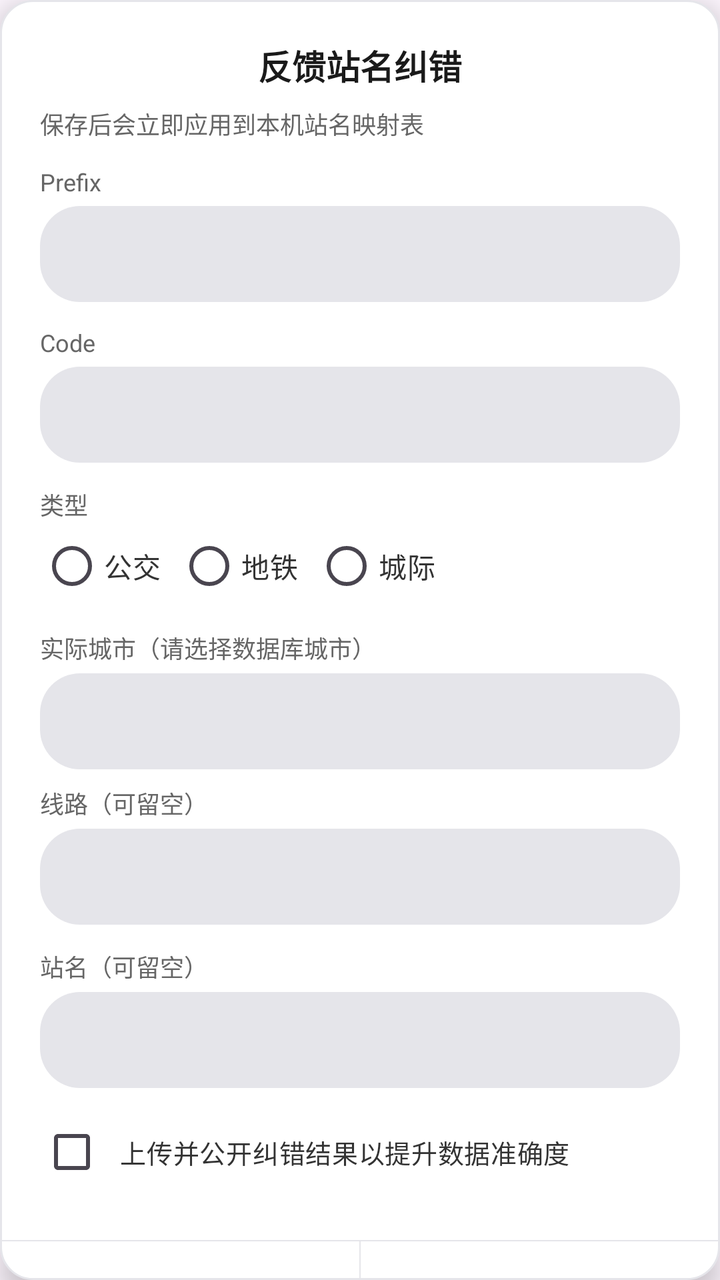
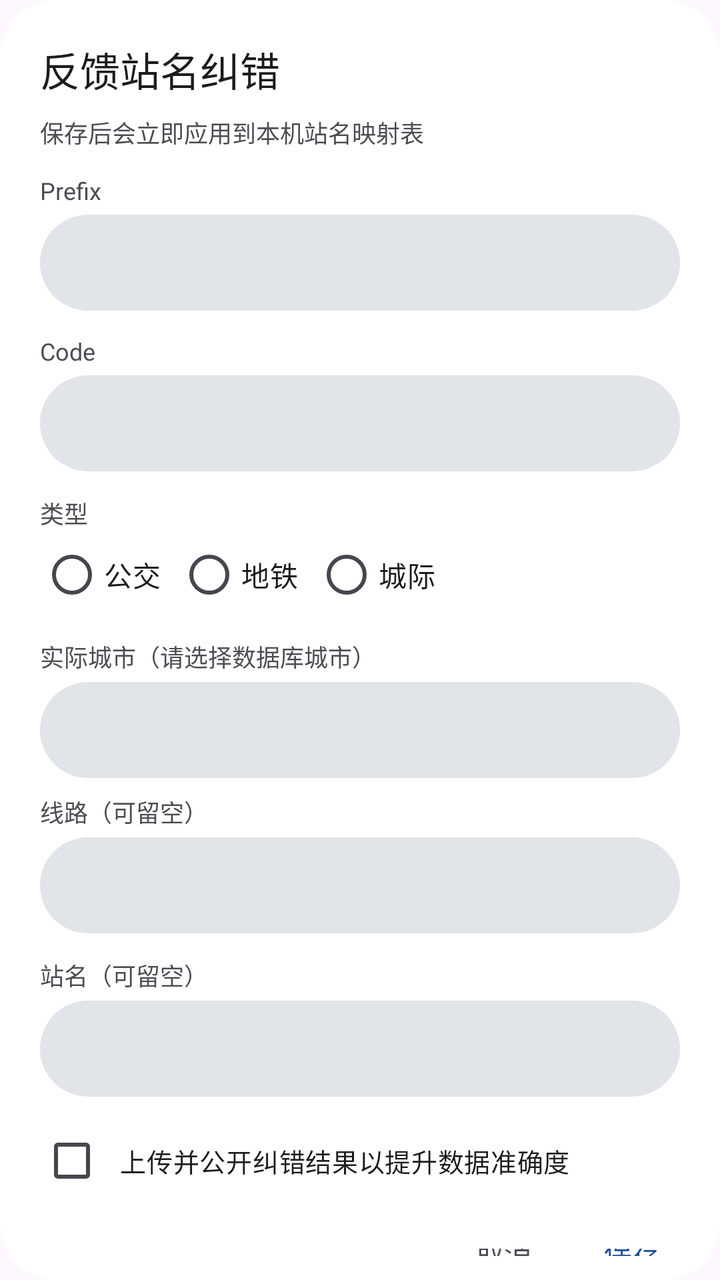

An Android layout rendered at two revisions. The XML below is the earlier revision; the diff shows what the commit changed to produce the second picture.
<!-- AndroidManifest.xml: application theme Theme.TransitU -->
<!-- res/layout/dialog_feedback.xml -->
<?xml version="1.0" encoding="utf-8"?>
<LinearLayout xmlns:android="http://schemas.android.com/apk/res/android"
    android:layout_width="320dp"
    android:layout_height="wrap_content"
    android:orientation="vertical"
    android:background="@drawable/bg_content_card"
    android:elevation="8dp">

    <ScrollView
        android:id="@+id/feedbackScroll"
        android:layout_width="match_parent"
        android:layout_height="wrap_content"
        android:fillViewport="false"
        android:padding="20dp">

        <LinearLayout
            android:layout_width="match_parent"
            android:layout_height="wrap_content"
            android:orientation="vertical">

            <TextView
                android:id="@+id/feedbackTitle"
                android:layout_width="match_parent"
                android:layout_height="wrap_content"
                android:gravity="center"
                android:text="反馈站名纠错"
                android:textColor="#1A1A1A"
                android:textSize="17sp"
                android:textStyle="bold" />

            <TextView
                android:layout_width="match_parent"
                android:layout_height="wrap_content"
                android:layout_marginTop="8dp"
                android:text="保存后会立即应用到本机站名映射表"
                android:textColor="#666666"
                android:textSize="12sp" />

            <TextView
                android:layout_width="match_parent"
                android:layout_height="wrap_content"
                android:layout_marginTop="12dp"
                android:text="Prefix"
                android:textColor="#666666"
                android:textSize="12sp" />

            <EditText
                android:id="@+id/feedbackPrefix"
                android:layout_width="match_parent"
                android:layout_height="48dp"
                android:layout_marginTop="4dp"
                android:background="@drawable/bg_chip_default"
                android:inputType="text"
                android:paddingStart="12dp"
                android:paddingEnd="12dp"
                android:singleLine="true"
                android:textColor="#1A1A1A"
                android:textSize="15sp" />

            <TextView
                android:layout_width="match_parent"
                android:layout_height="wrap_content"
                android:layout_marginTop="12dp"
                android:text="Code"
                android:textColor="#666666"
                android:textSize="12sp" />

            <EditText
                android:id="@+id/feedbackCode"
                android:layout_width="match_parent"
                android:layout_height="48dp"
                android:layout_marginTop="4dp"
                android:background="@drawable/bg_chip_default"
                android:inputType="text"
                android:paddingStart="12dp"
                android:paddingEnd="12dp"
                android:singleLine="true"
                android:textColor="#1A1A1A"
                android:textSize="15sp" />

            <TextView
                android:layout_width="match_parent"
                android:layout_height="wrap_content"
                android:layout_marginTop="12dp"
                android:text="类型"
                android:textColor="#666666"
                android:textSize="12sp" />

            <RadioGroup
                android:id="@+id/feedbackType"
                android:layout_width="match_parent"
                android:layout_height="wrap_content"
                android:layout_marginTop="2dp"
                android:orientation="horizontal">

                <RadioButton
                    android:id="@+id/feedbackTypeBus"
                    android:layout_width="wrap_content"
                    android:layout_height="40dp"
                    android:text="公交"
                    android:textColor="#333333"
                    android:textSize="14sp" />

                <RadioButton
                    android:id="@+id/feedbackTypeMetro"
                    android:layout_width="wrap_content"
                    android:layout_height="40dp"
                    android:layout_marginStart="8dp"
                    android:text="地铁"
                    android:textColor="#333333"
                    android:textSize="14sp" />

                <RadioButton
                    android:id="@+id/feedbackTypeIntercity"
                    android:layout_width="wrap_content"
                    android:layout_height="40dp"
                    android:layout_marginStart="8dp"
                    android:text="城际"
                    android:textColor="#333333"
                    android:textSize="14sp" />
            </RadioGroup>

            <TextView
                android:layout_width="match_parent"
                android:layout_height="wrap_content"
                android:layout_marginTop="12dp"
                android:text="实际城市（请选择数据库城市）"
                android:textColor="#666666"
                android:textSize="12sp" />

            <AutoCompleteTextView
                android:id="@+id/feedbackCity"
                android:layout_width="match_parent"
                android:layout_height="48dp"
                android:layout_marginTop="4dp"
                android:background="@drawable/bg_chip_default"
                android:completionThreshold="1"
                android:inputType="text"
                android:paddingStart="12dp"
                android:paddingEnd="12dp"
                android:singleLine="true"
                android:textColor="#1A1A1A"
                android:textSize="15sp" />

            <TextView
                android:layout_width="match_parent"
                android:layout_height="wrap_content"
                android:layout_marginTop="8dp"
                android:text="线路（可留空）"
                android:textColor="#666666"
                android:textSize="12sp" />

            <EditText
                android:id="@+id/feedbackLine"
                android:layout_width="match_parent"
                android:layout_height="48dp"
                android:layout_marginTop="4dp"
                android:background="@drawable/bg_chip_default"
                android:inputType="text"
                android:paddingStart="12dp"
                android:paddingEnd="12dp"
                android:singleLine="true"
                android:textColor="#1A1A1A"
                android:textSize="15sp" />

            <TextView
                android:layout_width="match_parent"
                android:layout_height="wrap_content"
                android:layout_marginTop="12dp"
                android:text="站名（可留空）"
                android:textColor="#666666"
                android:textSize="12sp" />

            <EditText
                android:id="@+id/feedbackStation"
                android:layout_width="match_parent"
                android:layout_height="48dp"
                android:layout_marginTop="4dp"
                android:background="@drawable/bg_chip_default"
                android:inputType="text"
                android:paddingStart="12dp"
                android:paddingEnd="12dp"
                android:singleLine="true"
                android:textColor="#1A1A1A"
                android:textSize="15sp" />

            <CheckBox
                android:id="@+id/feedbackPublish"
                android:layout_width="match_parent"
                android:layout_height="wrap_content"
                android:layout_marginTop="8dp"
                android:paddingStart="8dp"
                android:text="上传并公开纠错结果以提升数据准确度"
                android:textColor="#333333"
                android:textSize="13sp" />
        </LinearLayout>
    </ScrollView>

    <View
        android:layout_width="match_parent"
        android:layout_height="0.5dp"
        android:background="#E5E5EA" />

    <LinearLayout
        android:layout_width="match_parent"
        android:layout_height="52dp"
        android:orientation="horizontal">

        <TextView
            android:id="@+id/feedbackCancel"
            android:layout_width="0dp"
            android:layout_height="match_parent"
            android:layout_weight="1"
            android:clickable="true"
            android:focusable="true"
            android:gravity="center"
            android:text="取消"
            android:textColor="#555555"
            android:textSize="15sp" />

        <View
            android:layout_width="0.5dp"
            android:layout_height="match_parent"
            android:background="#E5E5EA" />

        <TextView
            android:id="@+id/feedbackConfirm"
            android:layout_width="0dp"
            android:layout_height="match_parent"
            android:layout_weight="1"
            android:clickable="true"
            android:focusable="true"
            android:gravity="center"
            android:text="保存"
            android:textColor="#0066FF"
            android:textSize="15sp"
            android:textStyle="bold" />
    </LinearLayout>
</LinearLayout>
<!-- resources referenced by this layout -->
<resources>
  <!-- drawable bg_chip_default (drawable) -->
  <?xml version="1.0" encoding="utf-8"?>
  <shape xmlns:android="http://schemas.android.com/apk/res/android">
      <solid android:color="#E5E5EA" />
      <corners android:radius="20dp" />
  </shape>
  <!-- drawable bg_content_card (drawable) -->
  <?xml version="1.0" encoding="utf-8"?>
  <shape xmlns:android="http://schemas.android.com/apk/res/android">
      <solid android:color="#FFFFFF" />
      <corners android:radius="16dp" />
      <stroke android:width="1dp" android:color="#E5E5EA" />
  </shape>
  <style name="Theme.TransitU" parent="Theme.Material3.DayNight.NoActionBar">
          
          <item name="android:textSelectHandle">@drawable/tu_text_select_handle_middle</item>
          <item name="android:textSelectHandleLeft">@drawable/tu_text_select_handle_left</item>
          <item name="android:textSelectHandleRight">@drawable/tu_text_select_handle_right</item>
  
          
          <item name="android:textColorHighlight">@color/m3_highlighted_text</item>
      </style>
  <!-- drawable tu_text_select_handle_middle (drawable) -->
  <?xml version="1.0" encoding="utf-8"?>
  <bitmap xmlns:android="http://schemas.android.com/apk/res/android"
      android:src="@drawable/abc_text_select_handle_middle_mtrl"
      android:tint="?attr/colorPrimary"
      android:tintMode="src_in" />
  <!-- drawable tu_text_select_handle_left (drawable) -->
  <?xml version="1.0" encoding="utf-8"?>
  <bitmap xmlns:android="http://schemas.android.com/apk/res/android"
      android:src="@drawable/abc_text_select_handle_left_mtrl"
      android:tint="?attr/colorPrimary"
      android:tintMode="src_in" />
  <!-- drawable tu_text_select_handle_right (drawable) -->
  <?xml version="1.0" encoding="utf-8"?>
  <bitmap xmlns:android="http://schemas.android.com/apk/res/android"
      android:src="@drawable/abc_text_select_handle_right_mtrl"
      android:tint="?attr/colorPrimary"
      android:tintMode="src_in" />
</resources>

<!-- the commit's change to res/layout/dialog_feedback.xml (unified diff, before → after) -->
@@ -3,8 +3,7 @@
     android:layout_width="320dp"
     android:layout_height="wrap_content"
     android:orientation="vertical"
-    android:background="@drawable/bg_content_card"
-    android:elevation="8dp">
+    android:background="@drawable/bg_dialog">
 
     <ScrollView
         android:id="@+id/feedbackScroll"
@@ -22,18 +21,17 @@
                 android:id="@+id/feedbackTitle"
                 android:layout_width="match_parent"
                 android:layout_height="wrap_content"
-                android:gravity="center"
                 android:text="反馈站名纠错"
-                android:textColor="#1A1A1A"
-                android:textSize="17sp"
-                android:textStyle="bold" />
+                android:textColor="@color/ink"
+                android:textSize="20sp"
+                android:fontFamily="sans-serif-medium" />
 
             <TextView
                 android:layout_width="match_parent"
                 android:layout_height="wrap_content"
                 android:layout_marginTop="8dp"
                 android:text="保存后会立即应用到本机站名映射表"
-                android:textColor="#666666"
+                android:textColor="@color/ink_2"
                 android:textSize="12sp" />
 
             <TextView
@@ -41,7 +39,7 @@
                 android:layout_height="wrap_content"
                 android:layout_marginTop="12dp"
                 android:text="Prefix"
-                android:textColor="#666666"
+                android:textColor="@color/ink_2"
                 android:textSize="12sp" />
 
             <EditText
@@ -54,7 +52,7 @@
                 android:paddingStart="12dp"
                 android:paddingEnd="12dp"
                 android:singleLine="true"
-                android:textColor="#1A1A1A"
+                android:textColor="@color/ink"
                 android:textSize="15sp" />
 
             <TextView
@@ -62,7 +60,7 @@
                 android:layout_height="wrap_content"
                 android:layout_marginTop="12dp"
                 android:text="Code"
-                android:textColor="#666666"
+                android:textColor="@color/ink_2"
                 android:textSize="12sp" />
 
             <EditText
@@ -75,7 +73,7 @@
                 android:paddingStart="12dp"
                 android:paddingEnd="12dp"
                 android:singleLine="true"
-                android:textColor="#1A1A1A"
+                android:textColor="@color/ink"
                 android:textSize="15sp" />
 
             <TextView
@@ -83,7 +81,7 @@
                 android:layout_height="wrap_content"
                 android:layout_marginTop="12dp"
                 android:text="类型"
-                android:textColor="#666666"
+                android:textColor="@color/ink_2"
                 android:textSize="12sp" />
 
             <RadioGroup
@@ -98,7 +96,7 @@
                     android:layout_width="wrap_content"
                     android:layout_height="40dp"
                     android:text="公交"
-                    android:textColor="#333333"
+                    android:textColor="@color/ink"
                     android:textSize="14sp" />
 
                 <RadioButton
@@ -107,7 +105,7 @@
                     android:layout_height="40dp"
                     android:layout_marginStart="8dp"
                     android:text="地铁"
-                    android:textColor="#333333"
+                    android:textColor="@color/ink"
                     android:textSize="14sp" />
 
                 <RadioButton
@@ -116,7 +114,7 @@
                     android:layout_height="40dp"
                     android:layout_marginStart="8dp"
                     android:text="城际"
-                    android:textColor="#333333"
+                    android:textColor="@color/ink"
                     android:textSize="14sp" />
             </RadioGroup>
 
@@ -125,7 +123,7 @@
                 android:layout_height="wrap_content"
                 android:layout_marginTop="12dp"
                 android:text="实际城市（请选择数据库城市）"
-                android:textColor="#666666"
+                android:textColor="@color/ink_2"
                 android:textSize="12sp" />
 
             <AutoCompleteTextView
@@ -139,7 +137,7 @@
                 android:paddingStart="12dp"
                 android:paddingEnd="12dp"
                 android:singleLine="true"
-                android:textColor="#1A1A1A"
+                android:textColor="@color/ink"
                 android:textSize="15sp" />
 
             <TextView
@@ -147,7 +145,7 @@
                 android:layout_height="wrap_content"
                 android:layout_marginTop="8dp"
                 android:text="线路（可留空）"
-                android:textColor="#666666"
+                android:textColor="@color/ink_2"
                 android:textSize="12sp" />
 
             <EditText
@@ -160,7 +158,7 @@
                 android:paddingStart="12dp"
                 android:paddingEnd="12dp"
                 android:singleLine="true"
-                android:textColor="#1A1A1A"
+                android:textColor="@color/ink"
                 android:textSize="15sp" />
 
             <TextView
@@ -168,7 +166,7 @@
                 android:layout_height="wrap_content"
                 android:layout_marginTop="12dp"
                 android:text="站名（可留空）"
-                android:textColor="#666666"
+                android:textColor="@color/ink_2"
                 android:textSize="12sp" />
 
             <EditText
@@ -181,7 +179,7 @@
                 android:paddingStart="12dp"
                 android:paddingEnd="12dp"
                 android:singleLine="true"
-                android:textColor="#1A1A1A"
+                android:textColor="@color/ink"
                 android:textSize="15sp" />
 
             <CheckBox
@@ -191,49 +189,50 @@
                 android:layout_marginTop="8dp"
                 android:paddingStart="8dp"
                 android:text="上传并公开纠错结果以提升数据准确度"
-                android:textColor="#333333"
+                android:textColor="@color/ink"
                 android:textSize="13sp" />
         </LinearLayout>
     </ScrollView>
 
-    <View
-        android:layout_width="match_parent"
-        android:layout_height="0.5dp"
-        android:background="#E5E5EA" />
-
     <LinearLayout
         android:layout_width="match_parent"
-        android:layout_height="52dp"
-        android:orientation="horizontal">
+        android:layout_height="wrap_content"
+        android:orientation="horizontal"
+        android:gravity="end|center_vertical"
+        android:paddingStart="12dp"
+        android:paddingEnd="12dp"
+        android:paddingBottom="12dp">
 
         <TextView
             android:id="@+id/feedbackCancel"
-            android:layout_width="0dp"
-            android:layout_height="match_parent"
-            android:layout_weight="1"
+            android:layout_width="wrap_content"
+            android:layout_height="40dp"
             android:clickable="true"
             android:focusable="true"
             android:gravity="center"
             android:text="取消"
-            android:textColor="#555555"
-            android:textSize="15sp" />
-
-        <View
-            android:layout_width="0.5dp"
-            android:layout_height="match_parent"
-            android:background="#E5E5EA" />
+            android:textColor="@color/ink_2"
+            android:textSize="14sp"
+            android:minWidth="64dp"
+            android:paddingStart="12dp"
+            android:paddingEnd="12dp"
+            android:fontFamily="sans-serif-medium"
+            android:background="@drawable/bg_text_button" />
 
         <TextView
             android:id="@+id/feedbackConfirm"
-            android:layout_width="0dp"
-            android:layout_height="match_parent"
-            android:layout_weight="1"
+            android:layout_width="wrap_content"
+            android:layout_height="40dp"
             android:clickable="true"
             android:focusable="true"
             android:gravity="center"
             android:text="保存"
-            android:textColor="#0066FF"
-            android:textSize="15sp"
-            android:textStyle="bold" />
+            android:textColor="@color/accent"
+            android:textSize="14sp"
+            android:minWidth="64dp"
+            android:paddingStart="12dp"
+            android:paddingEnd="12dp"
+            android:fontFamily="sans-serif-medium"
+            android:background="@drawable/bg_text_button" />
     </LinearLayout>
 </LinearLayout>
<!-- resource entries referenced after the edit -->
@@ -1,18 +1,31 @@
 <!-- resources referenced by this layout -->
 <resources>
+  <color name="accent">#1F4E9C</color>
+  <color name="ink">#1B1C1E</color>
+  <color name="ink_2">#4A4D52</color>
   <!-- drawable bg_chip_default (drawable) -->
   <?xml version="1.0" encoding="utf-8"?>
   <shape xmlns:android="http://schemas.android.com/apk/res/android">
-      <solid android:color="#E5E5EA" />
-      <corners android:radius="20dp" />
+      <solid android:color="@color/line" />
+      <corners android:radius="999dp" />
   </shape>
-  <!-- drawable bg_content_card (drawable) -->
+  <!-- drawable bg_dialog (drawable) -->
   <?xml version="1.0" encoding="utf-8"?>
   <shape xmlns:android="http://schemas.android.com/apk/res/android">
-      <solid android:color="#FFFFFF" />
-      <corners android:radius="16dp" />
-      <stroke android:width="1dp" android:color="#E5E5EA" />
+      <solid android:color="@color/surface" />
+      <corners android:radius="28dp" />
   </shape>
+  <!-- drawable bg_text_button (drawable) -->
+  <?xml version="1.0" encoding="utf-8"?>
+  <ripple xmlns:android="http://schemas.android.com/apk/res/android"
+      android:color="#1F1B1C1E">
+      <item android:id="@android:id/mask">
+          <shape>
+              <solid android:color="@android:color/white" />
+              <corners android:radius="999dp" />
+          </shape>
+      </item>
+  </ripple>
   <style name="Theme.TransitU" parent="Theme.Material3.DayNight.NoActionBar">
           
           <item name="android:textSelectHandle">@drawable/tu_text_select_handle_middle</item>
@@ -22,6 +35,8 @@
           
           <item name="android:textColorHighlight">@color/m3_highlighted_text</item>
       </style>
+  <color name="line">#E1E4E8</color>
+  <color name="surface">#FFFFFF</color>
   <!-- drawable tu_text_select_handle_middle (drawable) -->
   <?xml version="1.0" encoding="utf-8"?>
   <bitmap xmlns:android="http://schemas.android.com/apk/res/android"
